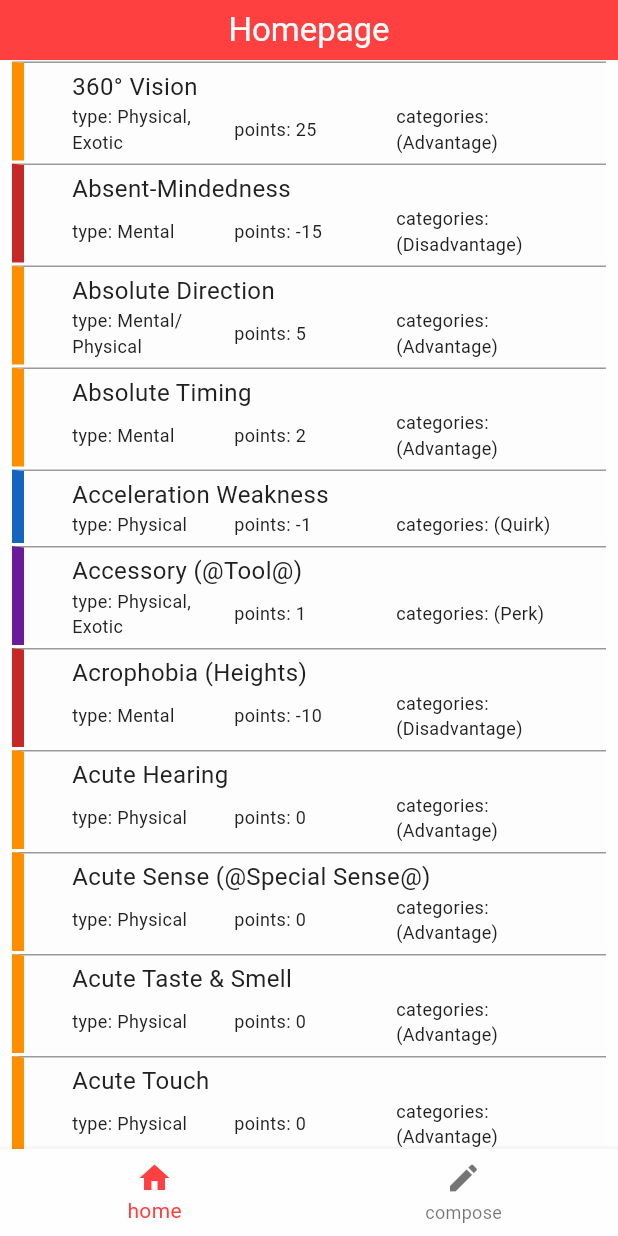
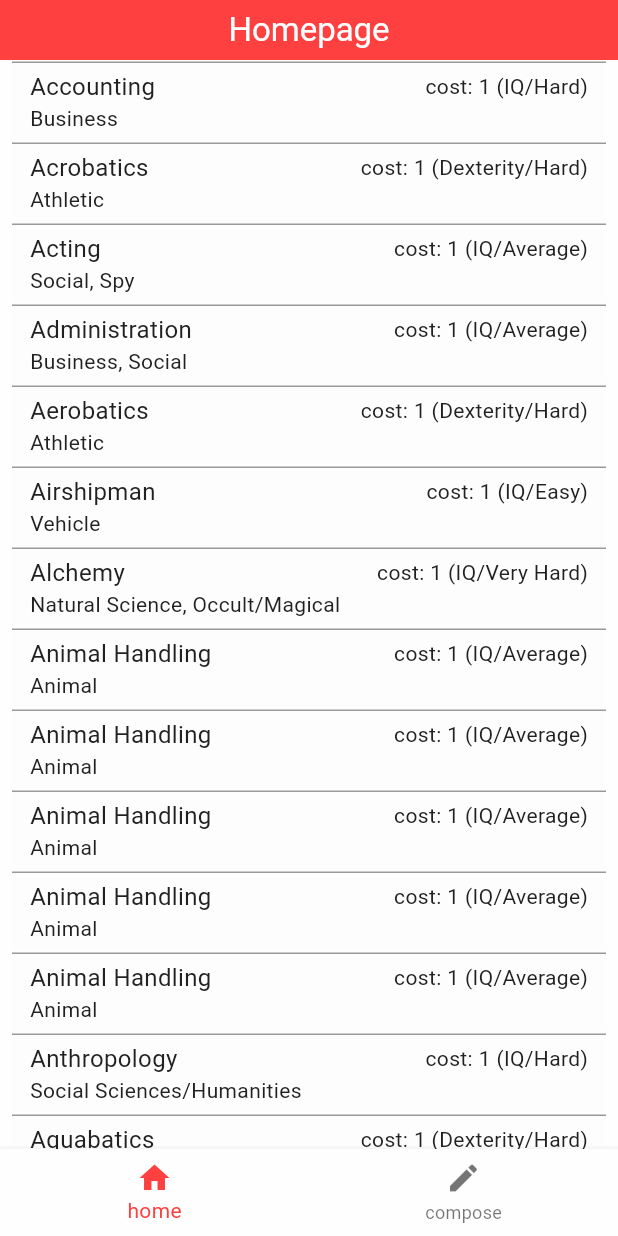
Before and after one commit to Aidaman/gurps_character_creation, a Flutter app: the screen it shows after launch, on a phone screen of 412 x 824 dp. Run offline on Flutter 3.47's test engine with Material 3 defaults, Android fonts, the phone set to English and light mode, and no system bars; missing offline and left inert: dart:ffi.

Commit message:
feature: implemented skill view

```diff
--- a/lib/models/character.dart
+++ b/lib/models/character.dart
@@ -135,6 +135,8 @@ class Character {
         return perception;
       case SkillStat.Will:
         return will;
+      case SkillStat.NONE:
+        return -1;
     }
   }
 }
--- a/lib/models/skills/skill.dart
+++ b/lib/models/skills/skill.dart
@@ -1,7 +1,22 @@
-import 'package:gurps_character_creation/models/traits/skill_bonus.dart';
+import 'dart:convert';
+
+import 'package:flutter/services.dart';
+import 'package:gurps_character_creation/models/skills/skill_modifier.dart';
 import 'package:gurps_character_creation/models/skills/skill_difficulty.dart';
 import 'package:gurps_character_creation/models/skills/skill_stat.dart';
-import 'package:gurps_character_creation/models/traits/trait_modifier.dart';
+
+Future<List<Skill>> loadSkills() async {
+  final jsonString = await rootBundle.loadString(
+    'assets/Skills/BasicSet.json',
+  );
+  return skillsFromJson(jsonString);
+}
+
+List<Skill> skillsFromJson(String str) =>
+    List<Skill>.from(json.decode(str).map((x) => Skill.fromJson(x)));
+
+String skillToJson(List<Skill> data) =>
+    json.encode(List<dynamic>.from(data.map((x) => x.toJson())));
 
 class Skill {
   final SkillStat associatedStat;
@@ -9,23 +24,54 @@ class Skill {
   int investedPoints;
 
   final String name;
+  final String reference;
   final int basePoints;
-  final String type;
   final List<String> categories;
-  final SkillBonus? skillBonus;
-  final List<TraitModifier> modifiers;
+  final List<SkillModifier> modifiers;
+  final String? specialization;
 
   Skill({
+    required this.name,
+    required this.reference,
+    required this.difficulty,
     required this.basePoints,
-    required this.skillBonus,
+    required this.categories,
     required this.modifiers,
-    required this.name,
-    required this.categories,
-    required this.type,
     required this.associatedStat,
-    required this.difficulty,
     required this.investedPoints,
+    this.specialization,
   });
+
+  factory Skill.fromJson(Map<String, dynamic> json) {
+    return Skill(
+      name: json['name'],
+      reference: json['reference'],
+      basePoints: int.parse(json['base_points']),
+      categories: List<String>.from(json['categories'].map((x) => x)),
+      modifiers: List<SkillModifier>.from(
+          json['modifiers'].map((x) => SkillModifier.fromJson(x))),
+      specialization: json['specialization'],
+      investedPoints: json['invested_points'] ?? 0,
+      associatedStat: SkillStatExtension.fromString(
+            json['difficulty'].toString().split('/').first,
+          ) ??
+          SkillStat.NONE,
+      difficulty: SkillDifficultyExtension.fromString(
+            json['difficulty'].toString().split('/').last,
+          ) ??
+          SkillDifficulty.NONE,
+    );
+  }
+
+  Map<String, dynamic> toJson() => {
+        'name': name,
+        'reference': reference,
+        'difficulty': difficulty,
+        'base_points': basePoints,
+        'categories': List<dynamic>.from(categories.map((x) => x)),
+        'modifiers': List<dynamic>.from(modifiers.map((x) => x.toJson())),
+        'specialization': specialization,
+      };
 
   int calculateEffectiveSkill(int primaryAttribute) {
     int skillLevel = 0;
@@ -80,6 +126,9 @@ class Skill {
             skillLevel = -3;
         }
         break;
+
+      case SkillDifficulty.NONE:
+        break;
     }
 
     return primaryAttribute + skillLevel;
--- a/lib/models/skills/skill_difficulty.dart
+++ b/lib/models/skills/skill_difficulty.dart
@@ -1,2 +1,28 @@
 // ignore: constant_identifier_names
-enum SkillDifficulty { EASY, AVERAGE, HARD, VERY_HARD }
+enum SkillDifficulty {
+  EASY,
+  AVERAGE,
+  HARD,
+  VERY_HARD,
+  NONE,
+}
+
+extension SkillDifficultyExtension on SkillDifficulty {
+  String get stringValue => switch (this) {
+        SkillDifficulty.EASY => 'Easy',
+        SkillDifficulty.AVERAGE => 'Average',
+        SkillDifficulty.HARD => 'Hard',
+        SkillDifficulty.VERY_HARD => 'Very Hard',
+        SkillDifficulty.NONE => 'NONE',
+      };
+
+  static SkillDifficulty? fromString(String difficulty) {
+    return switch (difficulty.toLowerCase()) {
+      'e' => SkillDifficulty.EASY,
+      'a' => SkillDifficulty.AVERAGE,
+      'h' => SkillDifficulty.HARD,
+      'vh' => SkillDifficulty.VERY_HARD,
+      String() => SkillDifficulty.NONE,
+    };
+  }
+}
--- /dev/null
+++ b/lib/models/skills/skill_modifier.dart
@@ -0,0 +1,27 @@
+class SkillModifier {
+  final String type;
+  final String modifier;
+  final String? name;
+  final String? specialization;
+
+  SkillModifier({
+    required this.type,
+    required this.modifier,
+    required this.name,
+    required this.specialization,
+  });
+
+  factory SkillModifier.fromJson(Map<String, dynamic> json) => SkillModifier(
+        type: json['type'],
+        modifier: json['modifier'],
+        name: json['name'],
+        specialization: json['specialization'],
+      );
+
+  Map<String, dynamic> toJson() => {
+        'type': type,
+        'modifier': modifier,
+        'name': name,
+        'specialization': specialization,
+      };
+}
--- a/lib/models/skills/skill_stat.dart
+++ b/lib/models/skills/skill_stat.dart
@@ -1,2 +1,26 @@
 // ignore: constant_identifier_names
-enum SkillStat { ST, DX, IQ, HT, Per, Will }
+enum SkillStat { ST, DX, IQ, HT, Per, Will, NONE }
+
+extension SkillStatExtension on SkillStat {
+  String get stringValue => switch (this) {
+        SkillStat.ST => 'Strength',
+        SkillStat.DX => 'Dexterity',
+        SkillStat.IQ => 'IQ',
+        SkillStat.HT => 'Health',
+        SkillStat.Per => 'Perception',
+        SkillStat.Will => 'Will',
+        SkillStat.NONE => 'None'
+      };
+
+  static SkillStat? fromString(String stat) {
+    return switch (stat.toLowerCase()) {
+      'st' => SkillStat.ST,
+      'dx' => SkillStat.DX,
+      'iq' => SkillStat.IQ,
+      'ht' => SkillStat.HT,
+      'per' => SkillStat.Per,
+      'will' => SkillStat.Will,
+      String() => SkillStat.NONE
+    };
+  }
+}
--- a/lib/models/traits/trait.dart
+++ b/lib/models/traits/trait.dart
@@ -1,5 +1,6 @@
 import 'dart:convert';
 
+import 'package:flutter/services.dart';
 import 'package:gurps_character_creation/models/traits/skill_bonus.dart';
 import 'package:gurps_character_creation/models/traits/trait_categories.dart';
 import 'package:gurps_character_creation/models/traits/trait_modifier.dart';
@@ -9,6 +10,13 @@ List<Trait> traitFromJson(String str) =>
 
 String traitToJson(List<Trait> data) =>
     json.encode(List<dynamic>.from(data.map((x) => x.toJson())));
+
+Future<List<Trait>> loadTraits() async {
+  final jsonString = await rootBundle.loadString(
+    'assets/Advantages/BasicSet.json',
+  );
+  return traitFromJson(jsonString);
+}
 
 class Trait {
   final String name;
--- a/lib/pages/homepage.dart
+++ b/lib/pages/homepage.dart
@@ -1,19 +1,10 @@
 import 'package:flutter/material.dart';
-import 'package:flutter/services.dart';
-import 'package:gurps_character_creation/models/traits/trait.dart';
+import 'package:gurps_character_creation/models/skills/skill.dart';
 import 'package:gurps_character_creation/utilities/common_constants.dart';
-import 'package:gurps_character_creation/widgets/button/button.dart';
 import 'package:gurps_character_creation/widgets/layouting/responsive_scaffold.dart';
-import 'package:gurps_character_creation/widgets/traits/trait.dart';
+import 'package:gurps_character_creation/widgets/skills/skill_view.dart';
 
 class Homepage extends StatelessWidget {
-  Future<List<Trait>> loadTraits() async {
-    final jsonString = await rootBundle.loadString(
-      'assets/Advantages/BasicSet.json',
-    );
-    return traitFromJson(jsonString);
-  }
-
   const Homepage({super.key});
 
   @override
@@ -28,8 +19,8 @@ class Homepage extends StatelessWidget {
         toolbarHeight: APP_BAR_HEIGHT,
         elevation: COMMON_ELLEVATION,
       ),
-      body: FutureBuilder<List<Trait>>(
-        future: loadTraits(),
+      body: FutureBuilder<List<Skill>>(
+        future: loadSkills(),
         builder: (context, snapshot) {
           if (snapshot.hasError) {
             return Center(child: Text('Error: ${snapshot.error}'));
@@ -39,9 +30,9 @@ class Homepage extends StatelessWidget {
             return const CircularProgressIndicator();
           }
 
-          final List<Trait> traits = snapshot.data!;
+          final List<Skill> skills = snapshot.data!;
           return ListView.builder(
-            itemBuilder: (context, index) => TraitView(trait: traits[index]),
+            itemBuilder: (context, index) => SkillView(skill: skills[index]),
           );
         },
       ),
--- /dev/null
+++ b/lib/widgets/skills/skill_view.dart
@@ -0,0 +1,58 @@
+import 'package:flutter/material.dart';
+import 'package:gurps_character_creation/models/skills/skill.dart';
+import 'package:gurps_character_creation/models/skills/skill_difficulty.dart';
+import 'package:gurps_character_creation/models/skills/skill_stat.dart';
+
+class SkillView extends StatelessWidget {
+  final Skill skill;
+  const SkillView({super.key, required this.skill});
+
+  @override
+  Widget build(BuildContext context) {
+    return Container(
+      margin: const EdgeInsets.symmetric(horizontal: 8, vertical: 1),
+      decoration: const BoxDecoration(
+        border: Border(
+          top: BorderSide(color: Color(0x64000000), width: 1.0),
+        ),
+        color: Color(0xFFfdfdfd),
+      ),
+      child: Padding(
+        padding: const EdgeInsets.symmetric(horizontal: 12.0, vertical: 4.0),
+        child: Column(
+          mainAxisAlignment: MainAxisAlignment.start,
+          crossAxisAlignment: CrossAxisAlignment.start,
+          children: [
+            Row(
+              mainAxisAlignment: MainAxisAlignment.spaceBetween,
+              children: [
+                Expanded(
+                  child: Text(
+                    skill.name,
+                    style: const TextStyle(fontSize: 16),
+                  ),
+                ),
+                if (skill.investedPoints > 0)
+                  Text(
+                    'points: ${skill.investedPoints} (${skill.associatedStat.stringValue}/${skill.difficulty.stringValue})',
+                  )
+                else
+                  Text(
+                    'cost: ${skill.basePoints} (${skill.associatedStat.stringValue}/${skill.difficulty.stringValue})',
+                  ),
+              ],
+            ),
+            Row(
+              children: [
+                Text(
+                  skill.categories.map((e) => e).join(', '),
+                  style: const TextStyle(fontSize: 14),
+                ),
+              ],
+            )
+          ],
+        ),
+      ),
+    );
+  }
+}
--- a/lib/widgets/traits/trait.dart
+++ b/lib/widgets/traits/trait_view.dart
@@ -21,36 +21,36 @@ class TraitView extends StatelessWidget {
         color: const Color(0xFFfdfdfd),
       ),
       child: Padding(
-        padding: const EdgeInsets.symmetric(horizontal: 32.0, vertical: 4),
+        padding: const EdgeInsets.symmetric(horizontal: 12.0, vertical: 4),
         child: Column(
           crossAxisAlignment: CrossAxisAlignment.start,
           mainAxisAlignment: MainAxisAlignment.start,
           children: [
-            Text(
-              trait.name,
-              style: const TextStyle(fontSize: 16),
-            ),
             Row(
               children: [
                 Expanded(
                   child: Text(
-                    'type: ${trait.type}',
-                    style: const TextStyle(fontSize: 12),
+                    trait.name,
+                    style: const TextStyle(fontSize: 16),
                   ),
                 ),
-                Expanded(
-                  child: Text(
-                    'points: ${trait.basePoints}',
-                    style: const TextStyle(fontSize: 12),
-                  ),
+                Text(
+                  trait.categories.map((e) => e.stringValue).join(', '),
+                  style: const TextStyle(fontSize: 14),
                 ),
-                Expanded(
-                  child: Text(
-                    'categories: ${trait.categories.map(
-                      (e) => e.stringValue,
-                    )}',
-                    style: const TextStyle(fontSize: 12),
-                  ),
+              ],
+            ),
+            Row(
+              mainAxisSize: MainAxisSize.max,
+              mainAxisAlignment: MainAxisAlignment.spaceBetween,
+              children: [
+                Text(
+                  trait.type,
+                  style: const TextStyle(fontSize: 12),
+                ),
+                Text(
+                  'points: ${trait.basePoints}',
+                  style: const TextStyle(fontSize: 12),
                 ),
               ],
             ),
--- a/pubspec.yaml
+++ b/pubspec.yaml
@@ -25,7 +25,7 @@ flutter:
   # To add assets to your application, add an assets section, like this:
   assets:
     - assets/Advantages/BasicSet.json
-    - assets/Skills/BasicSet.skl
+    - assets/Skills/BasicSet.json
   #   - images/a_dot_burr.jpeg
   #   - images/a_dot_ham.jpeg
 
```
Also changed, not shown: assets/Skills/BasicSet.json (renamed from assets/Skills/skills.json).
